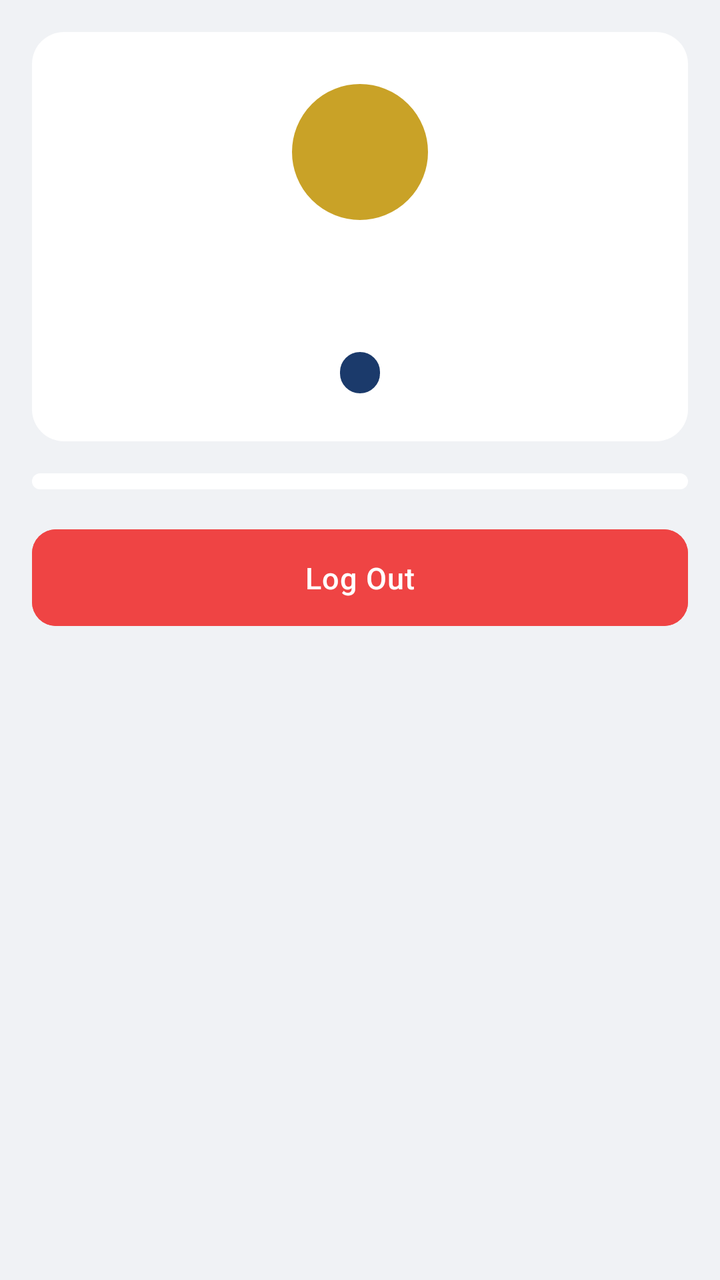
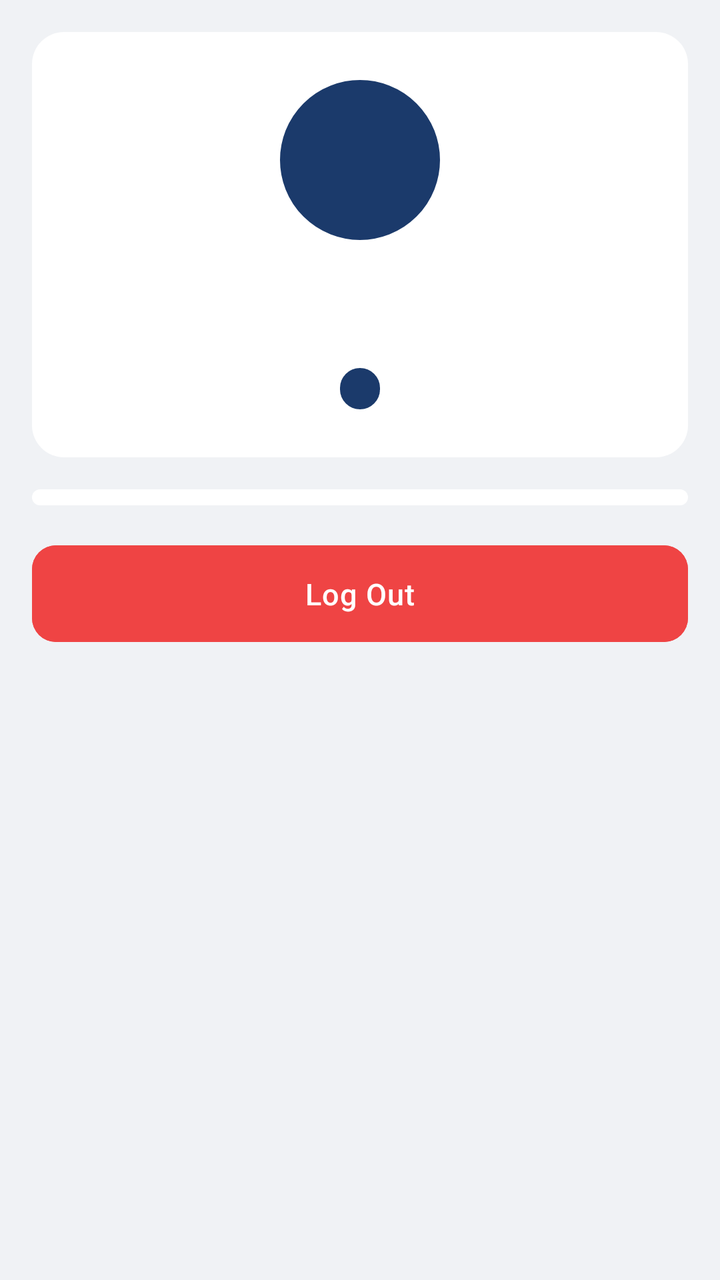

Two renders of the same Android screen: before a commit and after it. Below are the layout's source before the change and the commit's diff.
<!-- AndroidManifest.xml: application theme Theme.StudentPortal -->
<!-- res/layout/fragment_staff_profile.xml -->
<?xml version="1.0" encoding="utf-8"?>
<ScrollView xmlns:android="http://schemas.android.com/apk/res/android"
    android:layout_width="match_parent"
    android:layout_height="match_parent">

    <LinearLayout
        android:layout_width="match_parent"
        android:layout_height="wrap_content"
        android:orientation="vertical"
        android:padding="16dp">

        <LinearLayout
            android:layout_width="match_parent"
            android:layout_height="wrap_content"
            android:background="@drawable/bg_card"
            android:gravity="center_horizontal"
            android:orientation="vertical"
            android:padding="24dp">

            <TextView
                android:id="@+id/avatar"
                android:layout_width="72dp"
                android:layout_height="72dp"
                android:background="@drawable/bg_avatar_circle"
                android:gravity="center"
                android:textColor="@android:color/white"
                android:textSize="24sp"
                android:textStyle="bold" />

            <TextView
                android:id="@+id/name"
                android:layout_width="wrap_content"
                android:layout_height="wrap_content"
                android:layout_marginTop="12dp"
                android:textSize="18sp"
                android:textStyle="bold" />

            <TextView
                android:id="@+id/meta"
                android:layout_width="wrap_content"
                android:layout_height="wrap_content"
                android:layout_marginTop="2dp"
                android:textColor="?android:attr/textColorSecondary"
                android:textSize="13sp" />

            <TextView
                android:id="@+id/typeBadge"
                android:layout_width="wrap_content"
                android:layout_height="wrap_content"
                android:layout_marginTop="8dp"
                android:background="@drawable/bg_badge_pill"
                android:backgroundTint="@color/primary"
                android:paddingStart="10dp"
                android:paddingTop="3dp"
                android:paddingEnd="10dp"
                android:paddingBottom="3dp"
                android:textColor="@android:color/white"
                android:textSize="11sp"
                android:textStyle="bold" />
        </LinearLayout>

        <LinearLayout
            android:id="@+id/rows"
            android:layout_width="match_parent"
            android:layout_height="wrap_content"
            android:layout_marginTop="16dp"
            android:background="@drawable/bg_card"
            android:orientation="vertical"
            android:paddingTop="4dp"
            android:paddingBottom="4dp" />

        <Button
            android:id="@+id/btnLogout"
            android:layout_width="match_parent"
            android:layout_height="wrap_content"
            android:layout_marginTop="16dp"
            android:backgroundTint="@color/error"
            android:text="@string/staff_logout"
            android:textColor="@android:color/white" />
    </LinearLayout>
</ScrollView>
<!-- resources referenced by this layout -->
<resources>
  <color name="error">#EF4444</color>
  <color name="primary">#1B3A6B</color>
  <!-- drawable bg_avatar_circle (drawable) -->
  <?xml version="1.0" encoding="utf-8"?>
  <shape xmlns:android="http://schemas.android.com/apk/res/android" android:shape="oval">
      <solid android:color="@color/accent"/>
      <stroke android:width="2dp" android:color="@color/white"/>
  </shape>
  <!-- drawable bg_badge_pill (drawable) -->
  <?xml version="1.0" encoding="utf-8"?>
  <shape xmlns:android="http://schemas.android.com/apk/res/android" android:shape="rectangle">
      <solid android:color="@color/accent"/>
      <stroke android:width="1dp" android:color="@color/accent"/>
      <corners android:radius="20dp"/>
  </shape>
  <!-- drawable bg_card (drawable) -->
  <?xml version="1.0" encoding="utf-8"?>
  <shape xmlns:android="http://schemas.android.com/apk/res/android" android:shape="rectangle">
      <solid android:color="@color/surface"/>
      <corners android:radius="16dp"/>
  </shape>
  <string name="staff_logout">Log Out</string>
  <style name="Theme.StudentPortal" parent="Theme.Material3.DayNight.NoActionBar">
          <item name="colorPrimary">@color/primary</item>
          <item name="colorPrimaryDark">@color/primary_dark</item>
          <item name="colorOnPrimary">@color/on_primary</item>
          <item name="colorSecondary">@color/accent</item>
          <item name="colorOnSecondary">@color/white</item>
          <item name="colorError">@color/error</item>
          <item name="android:colorBackground">@color/background</item>
          <item name="colorSurface">@color/surface</item>
          <item name="colorOnSurface">@color/text_primary</item>
  
          <item name="android:statusBarColor">@color/primary_dark</item>
          <item name="android:navigationBarColor">@color/surface</item>
          <item name="android:windowLightStatusBar">false</item>
  
          <item name="android:windowAnimationStyle">@style/WindowAnimationSlide</item>
  
          <item name="materialButtonStyle">@style/Widget.StudentPortal.Button</item>
          <item name="textInputStyle">@style/Widget.StudentPortal.TextInput</item>
      </style>
  <color name="accent">#C9A227</color>
  <color name="white">#FFFFFF</color>
  <color name="surface">#FFFFFF</color>
  <color name="primary_dark">#0F2347</color>
  <color name="on_primary">#FFFFFF</color>
  <color name="background">#F0F2F5</color>
  <color name="text_primary">#1A1F36</color>
  <style name="WindowAnimationSlide">
          <item name="android:activityOpenEnterAnimation">@anim/slide_in_right</item>
          <item name="android:activityOpenExitAnimation">@anim/slide_out_left</item>
          <item name="android:activityCloseEnterAnimation">@anim/slide_in_left</item>
          <item name="android:activityCloseExitAnimation">@anim/slide_out_right</item>
      </style>
  <style name="Widget.StudentPortal.Button" parent="Widget.Material3.Button">
          <item name="backgroundTint">@color/primary</item>
          <item name="android:textColor">@color/white</item>
          <item name="cornerRadius">12dp</item>
          <item name="android:textAllCaps">false</item>
          <item name="android:textSize">15sp</item>
          <item name="android:letterSpacing">0.02</item>
          <item name="android:paddingTop">14dp</item>
          <item name="android:paddingBottom">14dp</item>
      </style>
  <style name="Widget.StudentPortal.TextInput" parent="Widget.Material3.TextInputLayout.OutlinedBox">
          <item name="boxCornerRadiusTopStart">12dp</item>
          <item name="boxCornerRadiusTopEnd">12dp</item>
          <item name="boxCornerRadiusBottomStart">12dp</item>
          <item name="boxCornerRadiusBottomEnd">12dp</item>
          <item name="boxStrokeColor">@color/primary</item>
          <item name="hintTextColor">@color/text_secondary</item>
          <item name="boxBackgroundColor">@color/field_fill</item>
      </style>
  <color name="text_secondary">#6B7280</color>
  <color name="field_fill">#F9FAFB</color>
</resources>

<!-- the commit's change to res/layout/fragment_staff_profile.xml (unified diff, before → after) -->
@@ -19,12 +19,13 @@
 
             <TextView
                 android:id="@+id/avatar"
-                android:layout_width="72dp"
-                android:layout_height="72dp"
+                android:layout_width="80dp"
+                android:layout_height="80dp"
                 android:background="@drawable/bg_avatar_circle"
+                android:backgroundTint="@color/primary"
                 android:gravity="center"
                 android:textColor="@android:color/white"
-                android:textSize="24sp"
+                android:textSize="26sp"
                 android:textStyle="bold" />
 
             <TextView
